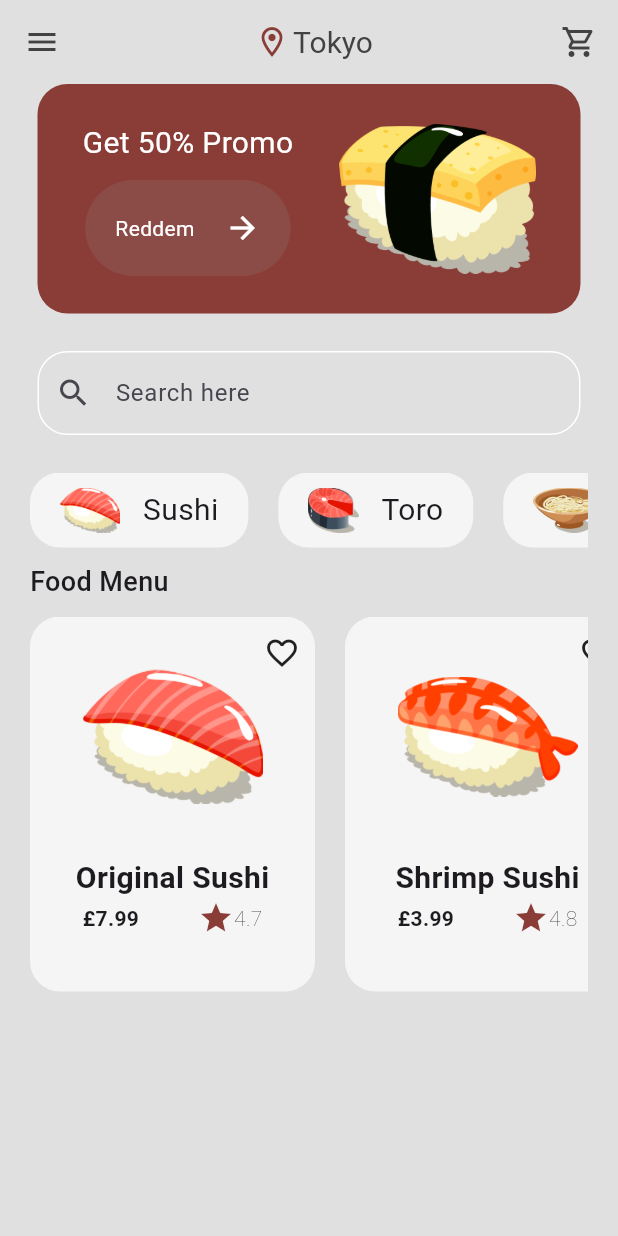
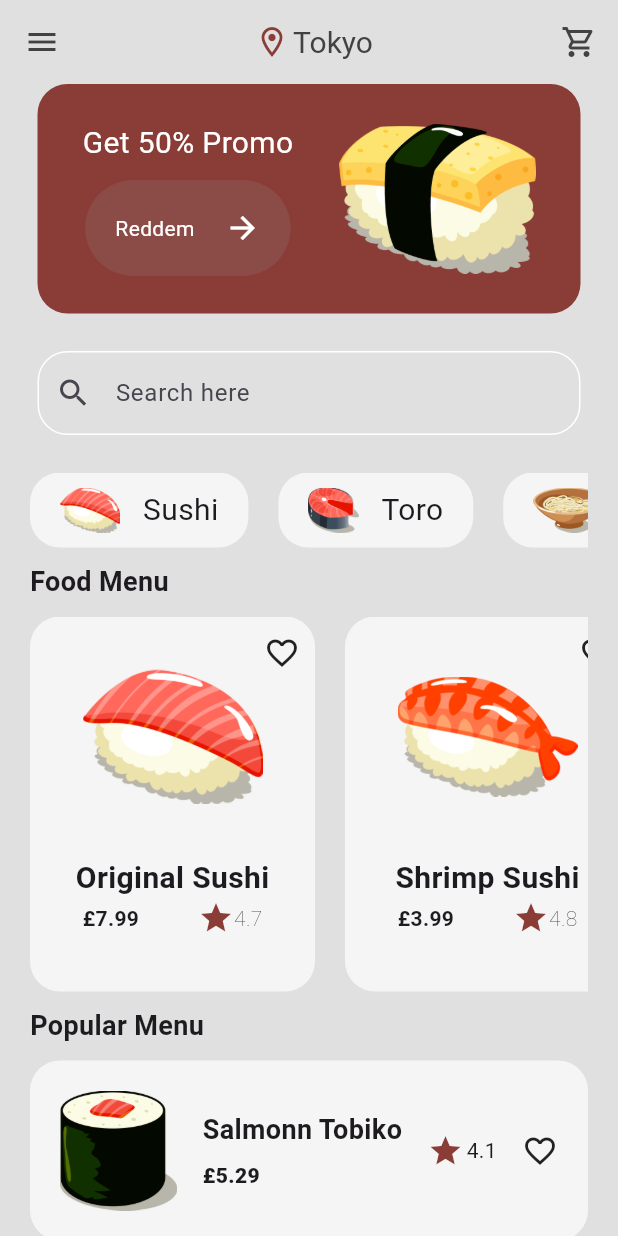
Before and after one commit to wingdrgn/sushi, a Flutter app: the MenuPage screen opened by its route, on a phone screen of 412 x 824 dp. Run offline on Flutter 3.47's test engine with Material 3 defaults, Android fonts, the phone set to English and light mode, and no system bars.

Commit message:
feat: menu ui

```diff
--- a/lib/pages/menu_page.dart
+++ b/lib/pages/menu_page.dart
@@ -127,7 +127,7 @@ class _MenuPageState extends State<MenuPage> {
             padding: EdgeInsets.symmetric(horizontal: 20, vertical: 10),
             child: Text(
               'Food Menu',
-              style: TextStyle(fontWeight: FontWeight.w500, fontSize: 18),
+              style: TextStyle(fontWeight: FontWeight.w600, fontSize: 18),
             ),
           ),
           Padding(
@@ -142,6 +142,61 @@ class _MenuPageState extends State<MenuPage> {
               ),
             ),
           ),
+          const Padding(
+            padding: EdgeInsets.symmetric(horizontal: 20, vertical: 10),
+            child: Text(
+              'Popular Menu',
+              style: TextStyle(fontWeight: FontWeight.w600, fontSize: 18),
+            ),
+          ),
+          Container(
+            padding: const EdgeInsets.all(20),
+            margin: const EdgeInsets.symmetric(horizontal: 20),
+            decoration: BoxDecoration(
+              borderRadius: BorderRadius.circular(20),
+              color: Colors.grey[100],
+            ),
+            child: Row(
+              mainAxisAlignment: MainAxisAlignment.spaceBetween,
+              children: [
+                Image.asset(
+                  'lib/images/salmon_tobiko.png',
+                  height: 80,
+                ),
+                SizedBox(
+                  height: 60,
+                  child: Column(
+                    crossAxisAlignment: CrossAxisAlignment.start,
+                    mainAxisAlignment: MainAxisAlignment.spaceAround,
+                    children: [
+                      const Text(
+                        'Salmonn Tobiko',
+                        style: TextStyle(
+                            fontWeight: FontWeight.w600, fontSize: 18),
+                      ),
+                      Text(
+                        foodMenu[3].price,
+                        style: const TextStyle(fontWeight: FontWeight.w800),
+                      ),
+                    ],
+                  ),
+                ),
+                Row(
+                  children: [
+                    const Icon(
+                      Icons.star,
+                      color: primaryColor,
+                    ),
+                    const SizedBox(
+                      width: 2,
+                    ),
+                    Text(foodMenu[3].rating),
+                  ],
+                ),
+                const Icon(Icons.favorite_border_outlined),
+              ],
+            ),
+          ),
         ],
       ),
     );
--- a/pubspec.yaml
+++ b/pubspec.yaml
@@ -72,6 +72,7 @@ flutter:
     - lib/images/ramen.png
     - lib/images/drinks.png
     - lib/images/shrimp_sushi.png
+    - lib/images/salmon_tobiko.png
 
   # An image asset can refer to one or more resolution-specific "variants", see
   # https://flutter.dev/to/resolution-aware-images
```
